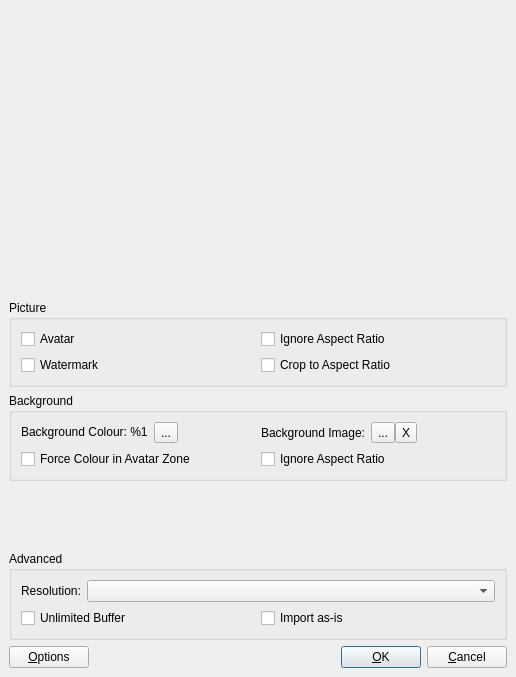
This is ImportDialog.ui in SyDevTeam/gta5view as Qt 5 draws it before an edit. The edited form follows.
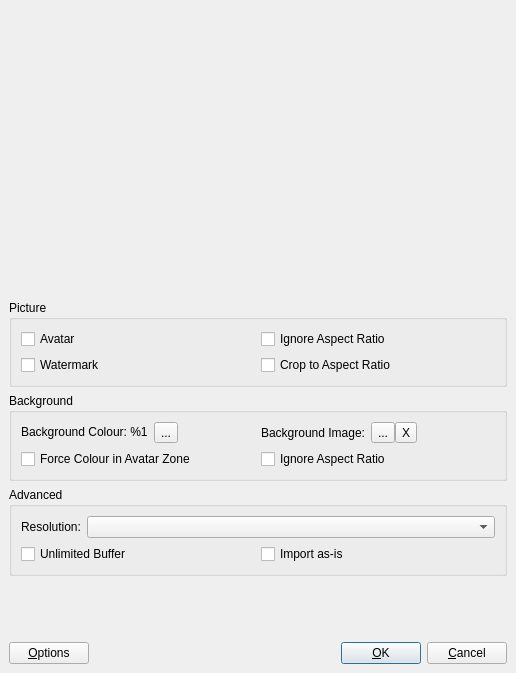
This is the edited form. Custom widgets are drawn as their Qt base class.

Commit message: Improve ImportDialog layouts

What changed in the file:
```diff
--- a/ImportDialog.ui
+++ b/ImportDialog.ui
@@ -7,7 +7,7 @@
     <x>0</x>
     <y>0</y>
     <width>516</width>
-    <height>677</height>
+    <height>673</height>
    </rect>
   </property>
   <property name="minimumSize">
@@ -273,19 +273,6 @@
         </layout>
        </widget>
       </item>
-      <item>
-       <spacer name="vsInterface">
-        <property name="orientation">
-         <enum>Qt::Vertical</enum>
-        </property>
-        <property name="sizeHint" stdset="0">
-         <size>
-          <width>0</width>
-          <height>0</height>
-         </size>
-        </property>
-       </spacer>
-      </item>
       <item>
        <widget class="QGroupBox" name="gbAdvanced">
         <property name="title">
@@ -293,32 +280,8 @@
         </property>
         <layout class="QVBoxLayout" name="vlAdvanced">
          <item>
-          <layout class="QHBoxLayout" name="hlResolution">
-           <item>
-            <widget class="QLabel" name="labResolution">
-             <property name="text">
-              <string>Resolution:</string>
-             </property>
-            </widget>
-           </item>
-           <item>
-            <widget class="QComboBox" name="cbResolution">
-             <property name="sizePolicy">
-              <sizepolicy hsizetype="Expanding" vsizetype="Fixed">
-               <horstretch>0</horstretch>
-               <verstretch>0</verstretch>
-              </sizepolicy>
-             </property>
-             <property name="toolTip">
-              <string>Snapmatic resolution</string>
-             </property>
-            </widget>
-           </item>
-          </layout>
-         </item>
-         <item>
-          <layout class="QHBoxLayout" name="hlExpert">
-           <item>
+          <layout class="QGridLayout" name="glAdvanced">
+           <item row="1" column="0">
             <widget class="QCheckBox" name="cbUnlimited">
              <property name="toolTip">
               <string>Avoid compression and expand buffer instead, improves picture quality, but may break Snapmatic</string>
@@ -328,7 +291,7 @@
              </property>
             </widget>
            </item>
-           <item>
+           <item row="1" column="1">
             <widget class="QCheckBox" name="cbImportAsIs">
              <property name="toolTip">
               <string>Import as-is, don't change the picture at all, guaranteed to break Snapmatic unless you know what you doing</string>
@@ -338,11 +301,48 @@
              </property>
             </widget>
            </item>
+           <item row="0" column="0" colspan="2">
+            <layout class="QHBoxLayout" name="hlResolution">
+             <item>
+              <widget class="QLabel" name="labResolution">
+               <property name="text">
+                <string>Resolution:</string>
+               </property>
+              </widget>
+             </item>
+             <item>
+              <widget class="QComboBox" name="cbResolution">
+               <property name="sizePolicy">
+                <sizepolicy hsizetype="Expanding" vsizetype="Fixed">
+                 <horstretch>0</horstretch>
+                 <verstretch>0</verstretch>
+                </sizepolicy>
+               </property>
+               <property name="toolTip">
+                <string>Snapmatic resolution</string>
+               </property>
+              </widget>
+             </item>
+            </layout>
+           </item>
           </layout>
          </item>
         </layout>
        </widget>
       </item>
+      <item>
+       <spacer name="vsInterface">
+        <property name="orientation">
+         <enum>Qt::Vertical</enum>
+        </property>
+        <property name="sizeHint" stdset="0">
+         <size>
+          <width>0</width>
+          <height>0</height>
+         </size>
+        </property>
+       </spacer>
+      </item>
       <item>
        <layout class="QHBoxLayout" name="hlButtons">
         <item>
```
Left out of the diff: 70 changed lines with no effect on the pictures. The commit also changes 8 other files.
